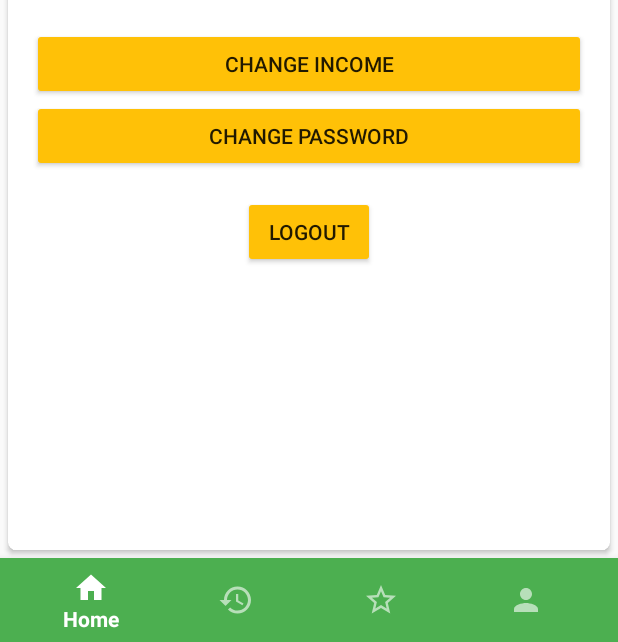
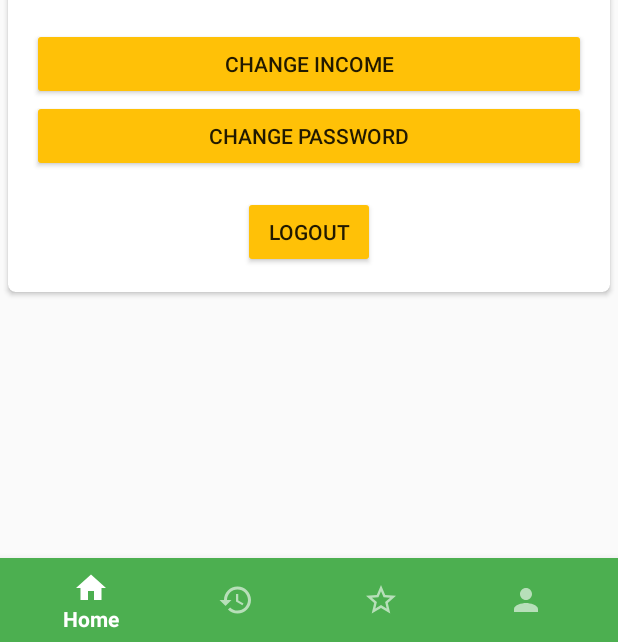
Before and after one commit to geronald10/Asumu, an Android app: the fragment ItemAccountFragment placed in its activity, on a phone screen of 412 x 824 dp, the part 594-1236 px from its top. Run offline under Robolectric (Android 15) with nearby library versions, the phone set to English and light mode, and no system bars; our stand-ins replace CircleImageView.

Commit message:
Update ItemAccountFragment UI

```diff
--- a/app/src/main/java/net/ridhoperdana/asumu/fragment/ItemAccountFragment.java
+++ b/app/src/main/java/net/ridhoperdana/asumu/fragment/ItemAccountFragment.java
@@ -34,4 +34,6 @@ public class ItemAccountFragment extends Fragment {
         super.onViewCreated(view, savedInstanceState);
 
     }
+
+
 }
--- a/app/src/main/java/net/ridhoperdana/asumu/utility/NetworkUtils.java
+++ b/app/src/main/java/net/ridhoperdana/asumu/utility/NetworkUtils.java
@@ -11,4 +11,6 @@ public class NetworkUtils {
     public final static String ADD_NEW_TARGET =
             "http://172.20.10.3:1234/Asumu/Services/newTarget";
 
+
+
 }
--- a/app/src/main/res/layout/fragment_item_account.xml
+++ b/app/src/main/res/layout/fragment_item_account.xml
@@ -2,12 +2,17 @@
     xmlns:app="http://schemas.android.com/apk/res-auto"
     xmlns:tools="http://schemas.android.com/tools"
     android:layout_width="match_parent"
-    android:layout_height="match_parent"
+    android:layout_height="wrap_content"
+    android:paddingBottom="5dp"
     tools:context=".fragment.ItemAccountFragment">
 
+    <ScrollView
+        android:layout_width="match_parent"
+        android:layout_height="wrap_content">
+
         <android.support.v7.widget.CardView
-        android:layout_width="0dp"
-        android:layout_height="0dp"
+            android:layout_width="match_parent"
+            android:layout_height="wrap_content"
             android:layout_margin="5dp"
             app:cardCornerRadius="5dp"
             app:layout_constraintBottom_toBottomOf="parent"
@@ -17,7 +22,8 @@
 
             <android.support.constraint.ConstraintLayout
                 android:layout_width="match_parent"
-            android:layout_height="match_parent">
+                android:layout_height="match_parent"
+                android:paddingBottom="16dp">
 
                 <de.hdodenhof.circleimageview.CircleImageView
                     android:id="@+id/ivAccount"
@@ -149,4 +155,6 @@
 
         </android.support.v7.widget.CardView>
 
+    </ScrollView>
+
 </android.support.constraint.ConstraintLayout>
```
Lines whose indentation alone changed are shown as unchanged.
